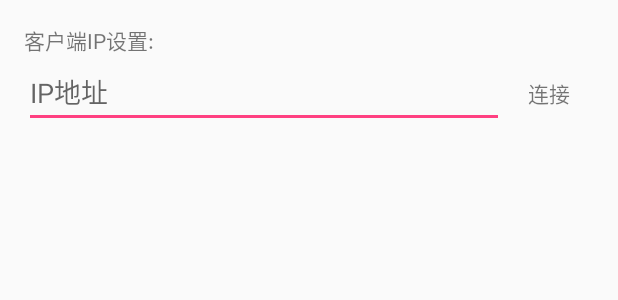
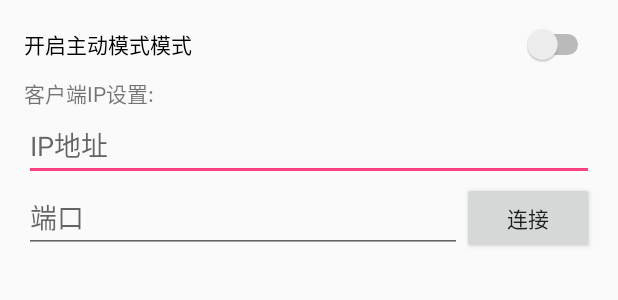
Before and after one commit to leconio/AndroidDebugTools, an Android app: the layout activity_setting.xml on its own in the app's theme, with its tools: preview values and no code run, on a phone screen of 412 x 824 dp. Shown: the top 300 px of the screen. Run offline under Robolectric (Android 15) with nearby library versions, the light colour scheme and no system bars.

Commit message:
新建设置模块

```diff
--- a/app/src/main/java/cn/liucl/unitedebugtoolsclient/MainActivity.java
+++ b/app/src/main/java/cn/liucl/unitedebugtoolsclient/MainActivity.java
@@ -1,5 +1,6 @@
 package cn.liucl.unitedebugtoolsclient;
 
+import android.content.Intent;
 import android.os.Bundle;
 import android.support.v7.app.AppCompatActivity;
 import android.util.Log;
@@ -11,6 +12,7 @@ import java.util.List;
 import java.util.Map;
 
 import cn.liucl.debugtools.DebugTools;
+import cn.liucl.debugtools.SettingActivity;
 import cn.liucl.debugtools.db.DefaultDatabaseHelper;
 import cn.liucl.unitedebugtoolsclient.database.CarDBHelper;
 import cn.liucl.unitedebugtoolsclient.database.ContactDBHelper;
@@ -24,6 +26,8 @@ public class MainActivity extends AppCompatActivity {
     protected void onCreate(Bundle savedInstanceState) {
         super.onCreate(savedInstanceState);
         setContentView(R.layout.activity_main);
+        startActivity(new Intent(this, SettingActivity.class));
+
     }
 
     public void addToDatabase(View view) {
--- a/debug_tools/src/main/java/cn/liucl/debugtools/DebugInitProvider.java
+++ b/debug_tools/src/main/java/cn/liucl/debugtools/DebugInitProvider.java
@@ -19,6 +19,7 @@ public class DebugInitProvider extends ContentProvider {
 
     @Override
     public boolean onCreate() {
+        Constants.init(getContext());
         DebugTools.initialize(getContext());
         return true;
     }
@@ -54,7 +55,7 @@ public class DebugInitProvider extends ContentProvider {
             throw new NullPointerException("DebugInitProvider ProviderInfo cannot be null.");
         }
         // So if the authorities equal the library internal ones, the developer forgot to set his applicationId
-        if ("com.amitshekhar.DebugInitProvider".equals(providerInfo.authority)) {
+        if ("cn.liucl.debugtools.DebugInitProvider".equals(providerInfo.authority)) {
             throw new IllegalStateException("Incorrect provider authority in manifest. Most likely due to a "
                     + "missing applicationId variable in application\'s build.gradle.");
         }
--- a/debug_tools/src/main/res/layout/activity_setting.xml
+++ b/debug_tools/src/main/res/layout/activity_setting.xml
@@ -5,7 +5,13 @@
     android:layout_margin="16dp"
     android:orientation="vertical">
 
+    <Switch
+        android:layout_width="match_parent"
+        android:layout_height="wrap_content"
+        android:text="开启主动模式模式" />
+
     <LinearLayout
+        android:layout_marginTop="8dp"
         android:layout_width="match_parent"
         android:layout_height="wrap_content"
         android:orientation="vertical">
@@ -27,7 +33,20 @@
                 android:layout_weight="1"
                 android:hint="IP地址" />
 
-            <TextView
+        </LinearLayout>
+        <LinearLayout
+            android:layout_width="match_parent"
+            android:layout_height="wrap_content"
+            android:orientation="horizontal">
+
+            <EditText
+                android:id="@+id/edit_port"
+                android:layout_width="0dp"
+                android:layout_height="wrap_content"
+                android:layout_weight="1"
+                android:hint="端口" />
+
+            <Button
                 android:id="@+id/connect"
                 android:layout_width="wrap_content"
                 android:layout_height="wrap_content"
```
Also changed, not shown: debug_tools/src/main/AndroidManifest.xml (+12 -4 lines), debug_tools/src/main/java/cn/liucl/debugtools/Constants.java (+14 -11 lines), debug_tools/src/main/java/cn/liucl/debugtools/SettingActivity.java (+34 -23 lines).
